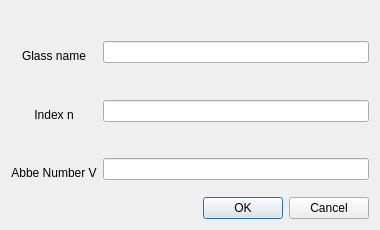
dinosauria123/Koko, file QtGui/nkdialog.ui: the form before one commit.
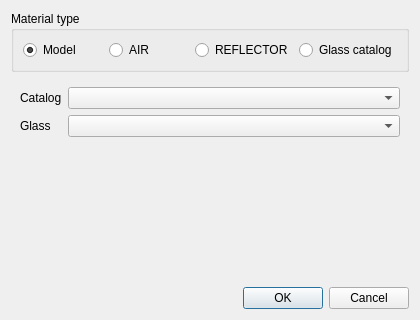
The form after the commit. The open tabs and pages were chosen to show the change.

Commit message: Move right-click Model/AIR/REFLECTOR/catalog into Material dialog

What changed in the file:
```diff
--- a/QtGui/nkdialog.ui
+++ b/QtGui/nkdialog.ui
@@ -6,13 +6,60 @@
    <rect>
     <x>0</x>
     <y>0</y>
-    <width>380</width>
-    <height>230</height>
+    <width>420</width>
+    <height>320</height>
    </rect>
   </property>
   <property name="windowTitle">
    <string>Dialog</string>
   </property>
+  <layout class="QVBoxLayout" name="verticalLayout_3">
+   <item>
+    <widget class="QGroupBox" name="groupBox">
+     <property name="title">
+      <string>Material type</string>
+     </property>
+     <layout class="QHBoxLayout" name="horizontalLayout_2">
+      <item>
+       <widget class="QRadioButton" name="radioModel">
+        <property name="text">
+         <string>Model</string>
+        </property>
+        <property name="checked">
+         <bool>true</bool>
+        </property>
+       </widget>
+      </item>
+      <item>
+       <widget class="QRadioButton" name="radioAir">
+        <property name="text">
+         <string>AIR</string>
+        </property>
+       </widget>
+      </item>
+      <item>
+       <widget class="QRadioButton" name="radioRefl">
+        <property name="text">
+         <string>REFLECTOR</string>
+        </property>
+       </widget>
+      </item>
+      <item>
+       <widget class="QRadioButton" name="radioCatalog">
+        <property name="text">
+         <string>Glass catalog</string>
+        </property>
+       </widget>
+      </item>
+     </layout>
+    </widget>
+   </item>
+   <item>
+    <widget class="QStackedWidget" name="stackedWidget">
+     <property name="currentIndex">
+      <number>0</number>
+     </property>
+     <widget class="QWidget" name="pageModel">
   <layout class="QGridLayout" name="gridLayout">
    <item row="0" column="0">
     <layout class="QHBoxLayout" name="horizontalLayout">
@@ -155,8 +202,64 @@
      </item>
     </layout>
    </item>
+      </layout>
+     </widget>
+     <widget class="QWidget" name="pageAir">
+      <layout class="QVBoxLayout" name="verticalLayout_4">
+       <item>
+        <widget class="QLabel" name="labelAir">
+         <property name="text">
+          <string>Set the surface material to AIR (empty space).</string>
+         </property>
+         <property name="alignment">
+          <set>Qt::AlignCenter</set>
+         </property>
+        </widget>
+       </item>
+      </layout>
+     </widget>
+     <widget class="QWidget" name="pageRefl">
+      <layout class="QVBoxLayout" name="verticalLayout_5">
+       <item>
+        <widget class="QLabel" name="labelRefl">
+         <property name="text">
+          <string>Set the surface material to REFLECTOR (mirror).</string>
+         </property>
+         <property name="alignment">
+          <set>Qt::AlignCenter</set>
+         </property>
+        </widget>
+       </item>
+      </layout>
+     </widget>
+     <widget class="QWidget" name="pageCatalog">
+      <layout class="QFormLayout" name="formLayout">
+       <item row="0" column="0">
+        <widget class="QLabel" name="labelCatalog">
+         <property name="text">
+          <string>Catalog</string>
+         </property>
+        </widget>
+       </item>
+       <item row="0" column="1">
+        <widget class="QComboBox" name="comboCatalog"/>
+       </item>
    <item row="1" column="0">
-    <spacer name="verticalSpacer_7">
+        <widget class="QLabel" name="labelGlass">
+         <property name="text">
+          <string>Glass</string>
+         </property>
+        </widget>
+       </item>
+       <item row="1" column="1">
+        <widget class="QComboBox" name="comboGlass"/>
+       </item>
+      </layout>
+     </widget>
+    </widget>
+   </item>
+   <item>
+    <spacer name="verticalSpacer_8">
      <property name="orientation">
       <enum>Qt::Vertical</enum>
      </property>
@@ -168,7 +271,7 @@
      </property>
     </spacer>
    </item>
-   <item row="2" column="0">
+   <item>
     <widget class="QDialogButtonBox" name="buttonBox">
      <property name="orientation">
       <enum>Qt::Horizontal</enum>
```
Left out of the diff: 22 changed lines with no effect on the pictures. Lines whose indentation alone changed are shown as unchanged. The commit also changes 2 other files.
